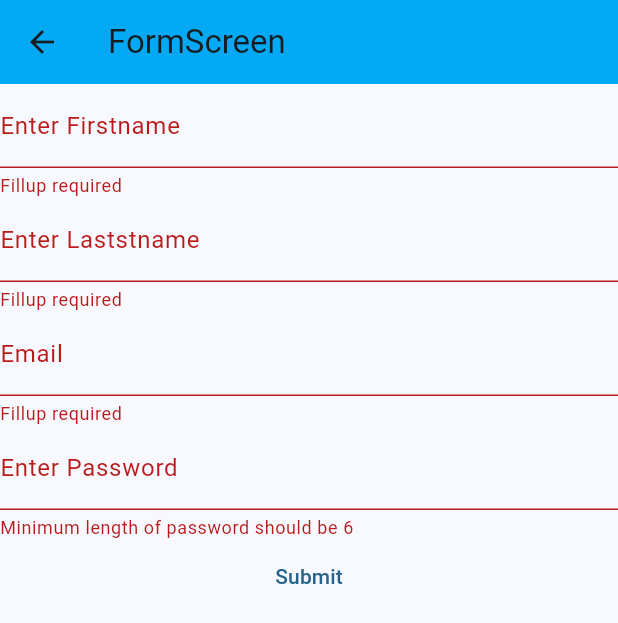
After one commit to FAHIMSHAKIL102/flutter_akshit_practice, a Flutter app: the FormScreen screen opened directly, after a tap on "Submit", on a phone screen of 412 x 824 dp. The commit adds this screen. Shown: the top 623 px of the screen. Run offline on Flutter 3.47's test engine with Material 3 defaults, Android fonts, the phone set to English and light mode, and no system bars; our stand-ins replace animated_text_kit, cached_network_image.

Commit message:
add_form

```diff
--- /dev/null
+++ b/lib/form_screen.dart
@@ -0,0 +1,110 @@
+import 'package:flutter/material.dart';
+
+class FormScreen extends StatefulWidget {
+  const FormScreen({super.key});
+
+  @override
+  State<FormScreen> createState() => _FormScreenState();
+}
+
+class _FormScreenState extends State<FormScreen> {
+  String firstname = '';
+  String lastname = '';
+  String email = '';
+  String password = '';
+  final _formKey = GlobalKey<FormState>();
+  trysubmit() {
+    final isvalid = _formKey.currentState!.validate();
+    if (isvalid) {
+      _formKey.currentState!.save();
+      submitform();
+    } else {
+      print('Error');
+    }
+  }
+
+  submitform() {
+    print(firstname);
+    print(lastname);
+    print(email);
+    print(password);
+  }
+
+  @override
+  Widget build(BuildContext context) {
+    return Scaffold(
+      appBar: AppBar(title: Text('FormScreen')),
+      body: Center(
+        child: Form(
+          key: _formKey,
+          child: Column(
+            children: [
+              TextFormField(
+                decoration: InputDecoration(labelText: 'Enter Firstname'),
+                key: ValueKey('firstname'),
+                validator: (value) {
+                  if (value.toString().isEmpty) {
+                    return 'Fillup required';
+                  } else {
+                    return null;
+                  }
+                },
+                onSaved: (value) {
+                  firstname = value.toString();
+                },
+              ),
+              TextFormField(
+                decoration: InputDecoration(labelText: 'Enter Laststname'),
+                key: ValueKey('lastname'),
+                validator: (value) {
+                  if (value.toString().isEmpty) {
+                    return 'Fillup required';
+                  } else {
+                    return null;
+                  }
+                },
+                onSaved: (value) {
+                  lastname = value.toString();
+                },
+              ),
+              TextFormField(
+                decoration: InputDecoration(labelText: 'Email'),
+                key: ValueKey('email'),
+                validator: (value) {
+                  if (value.toString().isEmpty) {
+                    return 'Fillup required';
+                  } else {
+                    return null;
+                  }
+                },
+                onSaved: (value) {
+                  email = value.toString();
+                },
+              ),
+              TextFormField(
+                decoration: InputDecoration(labelText: 'Enter Password'),
+                key: ValueKey('password'),
+                validator: (value) {
+                  if (value.toString().length <= 5) {
+                    return 'Minimum length of password should be 6';
+                  } else {
+                    return null;
+                  }
+                },
+                onSaved: (value) {
+                  password = value.toString();
+                },
+              ),
+              TextButton(
+                onPressed: () {
+                  trysubmit();
+                },
+                child: Text('Submit'),
+              ),
+            ],
+          ),
+        ),
+      ),
+    );
+  }
+}
--- a/lib/home_screen.dart
+++ b/lib/home_screen.dart
@@ -7,6 +7,7 @@ import 'package:flutter_akshit_practice/cached_network_image_screen.dart';
 import 'package:flutter_akshit_practice/dismissible_screen.dart';
 import 'package:flutter_akshit_practice/drawer_widget_screen.dart';
 import 'package:flutter_akshit_practice/drop_down_screen.dart';
+import 'package:flutter_akshit_practice/form_screen.dart';
 import 'package:flutter_akshit_practice/snackbar_screen.dart';
 
 class HomeScreen extends StatelessWidget {
@@ -127,6 +128,17 @@ class HomeScreen extends StatelessWidget {
               child: Text('DropDownScreen', style: TextStyle(fontSize: 20)),
             ),
           ),
+          Center(
+            child: ElevatedButton(
+              onPressed: () {
+                Navigator.push(
+                  context,
+                  MaterialPageRoute(builder: (context) => FormScreen()),
+                );
+              },
+              child: Text('FormScreen', style: TextStyle(fontSize: 20)),
+            ),
+          ),
         ],
       ),
     );
```
